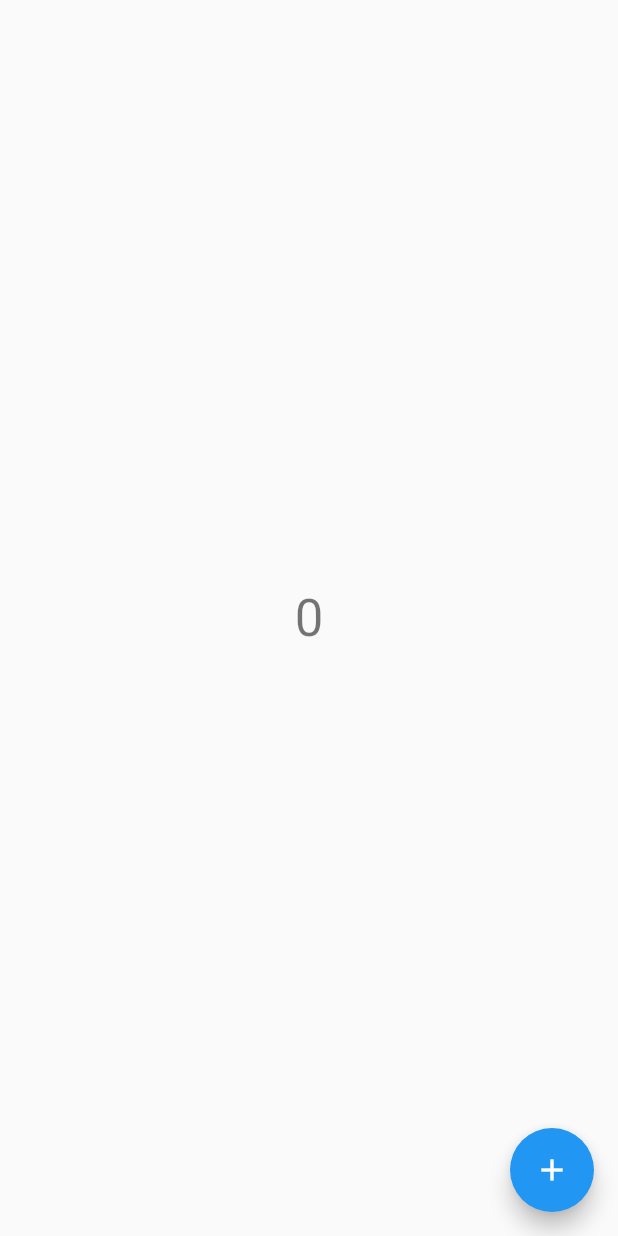
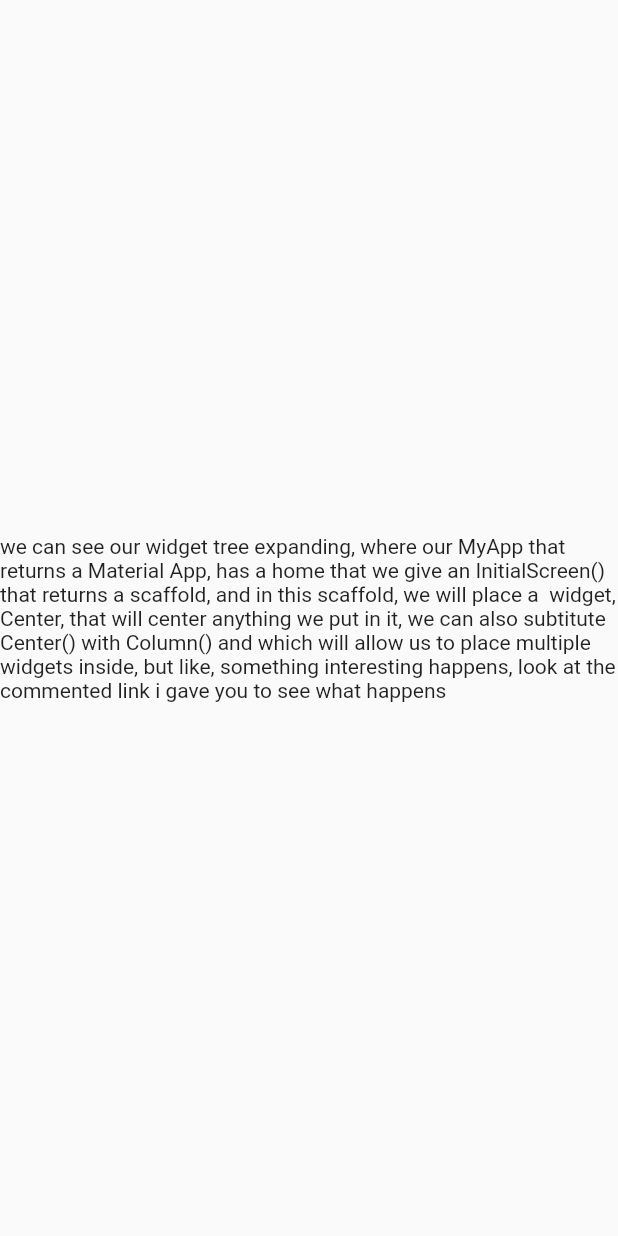
Before and after one commit to IsanderParis/FlutterFocused_Proyect, a Flutter app: the screen it shows after launch, on a phone screen of 412 x 824 dp. Run offline on Flutter 3.47's test engine with Material 2 defaults, Android fonts, the phone set to English and light mode, and no system bars.

Commit message:
initial task + useful links

```diff
--- a/lib/main.dart
+++ b/lib/main.dart
@@ -10,55 +10,42 @@ class MyApp extends StatelessWidget {
   // This widget is the root of your application.
   @override
   Widget build(BuildContext context) {
-    return MaterialApp(
+    return const MaterialApp(
+        // 'Initial screen will return to us the first screen we will see,
+        //  since we are starting the widget stree, i need a scaffold
+        home: InitialScreen());
+  }
+}
 
-      home: const MyHomePage(title: 'Flutter Demo Home Page'),
+class InitialScreen extends StatefulWidget {
+  const InitialScreen({Key? key}) : super(key: key);
+
+  @override
+  State<InitialScreen> createState() => _InitialScreenState();
+}
+
+class _InitialScreenState extends State<InitialScreen> {
+  @override
+  Widget build(BuildContext context) {
+    return Scaffold(
+      body: Center(
+        child: Text(
+            'we can see our widget tree expanding, where our MyApp that returns a Material App, has a home that we give an InitialScreen() that returns a scaffold, and in this scaffold, we will place a  widget, Center, that will center anything we put in it, we can also subtitute Center() with Column() and which will allow us to place multiple widgets inside, but like, something interesting happens, look at the commented link i gave you to see what happens'),
+      ),
     );
   }
 }
 
-class MyHomePage extends StatefulWidget {
-  const MyHomePage({Key? key, required this.title}) : super(key: key);
+//TODO 1 [ ] - Place padding around thie text IOT (in order to) create a gap between the text and the edges of the phone
 
-  final String title;
+/*
 
-  @override
-  State<MyHomePage> createState() => _MyHomePageState();
-}
+ Interesting Link
+ https://medium.com/flutter-community/flutter-layout-cheat-sheet-5363348d037e
+ it is quiet old, however, it is a 10 / 10 read that will make you understand how basic components work here
 
-class _MyHomePageState extends State<MyHomePage> {
-  int _counter = 0;
+31 aug 2022
 
-  void _incrementCounter() {
-    setState(() {
-print('object');
-      _counter++;
-    });
-  }
+ - JC
 
-  @override
-  Widget build(BuildContext context) {
-
-    return Scaffold(
-
-      body: Center(
-
-        child: Column(
-        mainAxisAlignment: MainAxisAlignment.center,
-          children: <Widget>[
-
-            Text(
-              '$_counter',
-              style: Theme.of(context).textTheme.headline4,
-            ),
-          ],
-        ),
-      ),
-      floatingActionButton: FloatingActionButton(
-        onPressed: _incrementCounter,
-        tooltip: 'Increment',
-        child: const Icon(Icons.add),
-      ), // This trailing comma makes auto-formatting nicer for build methods.
-    );
-  }
-}
+*/
```
